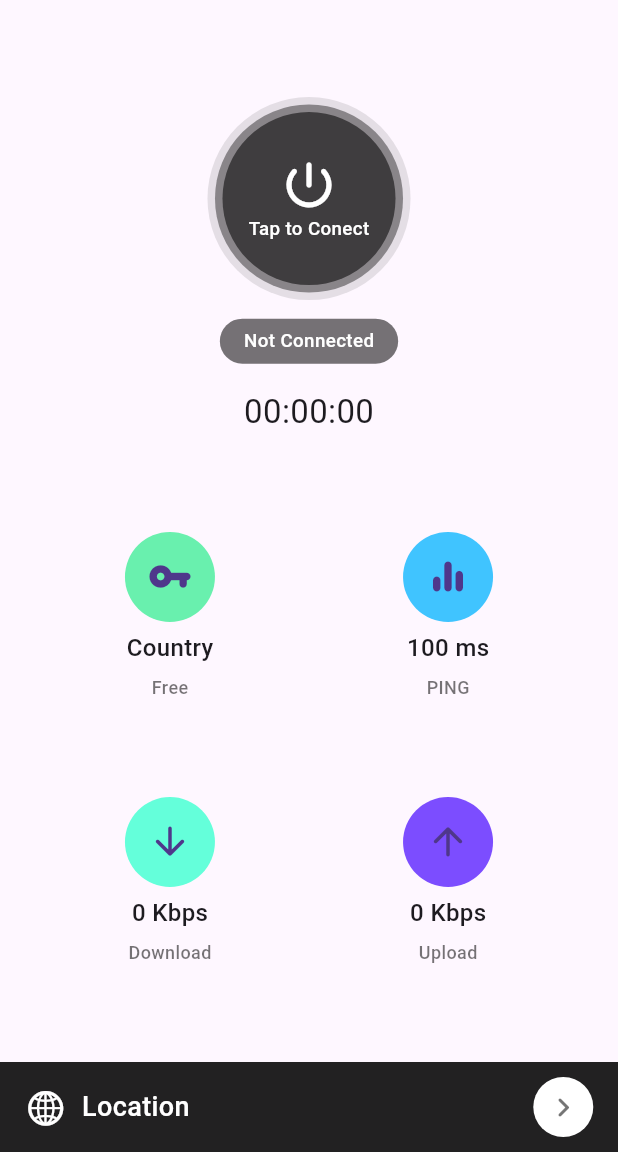
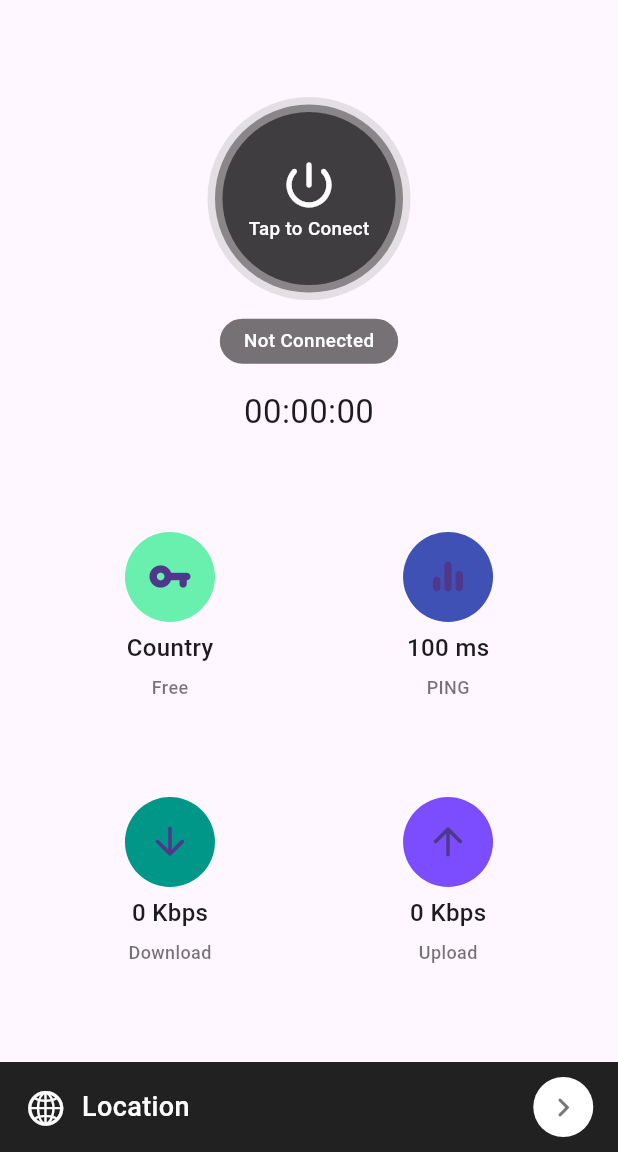
Before and after one commit to MuhammadAhmadSaaim/DASH-VPN-FLUTTER, a Flutter app: the screen it shows after launch, on a phone screen of 412 x 824 dp, the part 84-1236 px from its top. Run offline on Flutter 3.47's test engine with Material 3 defaults, Android fonts, the light colour scheme and no system bars; our stand-ins replace csv, get, hive, hive_flutter, lottie; accounts and stored records are empty.

Commit message:
Add themes

```diff
--- a/lib/helpers/pref.dart
+++ b/lib/helpers/pref.dart
@@ -10,6 +10,10 @@ class Pref {
     await Hive.initFlutter();
     _box = await Hive.openBox('data');
   }
+
+  static bool get isDarkMode => _box.get('isDarkMode')??false;
+  static set isDarkMode(bool v) => _box.put('isDarkMode', v);
+
 
   static Vpn get vpn => Vpn.fromJson(jsonDecode(_box.get('vpn') ?? '{}'));
 
--- a/lib/main.dart
+++ b/lib/main.dart
@@ -1,5 +1,7 @@
 import 'package:flutter/material.dart';
 import 'package:flutter/services.dart';
+import 'package:get/get.dart';
+import 'package:get/get_core/src/get_main.dart';
 import 'package:get/get_navigation/src/root/get_material_app.dart';
 import 'package:vpn_basic_project/screens/splash_screen.dart';
 
@@ -29,9 +31,19 @@ class MyApp extends StatelessWidget {
       theme: ThemeData(
         appBarTheme: AppBarTheme(centerTitle: true,elevation: 3)
       ),
+      themeMode: Pref.isDarkMode? ThemeMode.dark:ThemeMode.light,
+      darkTheme: ThemeData(
+        brightness: Brightness.dark,
+          appBarTheme: AppBarTheme(centerTitle: true,elevation: 3)
+      ),
       title: 'DASH',
       home: SplashScreen(),
       debugShowCheckedModeBanner: false,
     );
   }
 }
+
+extension AppTheme on ThemeData{
+  Color get lightText => Pref.isDarkMode? Colors.white: Colors.black54;
+  Color get bottomNav => Pref.isDarkMode? Colors.white12: Colors.black87;
+}
--- a/lib/screens/home_screen.dart
+++ b/lib/screens/home_screen.dart
@@ -5,6 +5,7 @@ import 'package:vpn_basic_project/screens/location_screen.dart';
 import 'package:vpn_basic_project/widgets/count_down_timer.dart';
 import 'package:vpn_basic_project/widgets/home_card.dart';
 import '../controllers/home_controller.dart';
+import '../helpers/pref.dart';
 import '../main.dart';
 import '../models/vpn_status.dart';
 import '../services/vpn_engine.dart';
@@ -31,7 +32,10 @@ class HomeScreen extends StatelessWidget {
         ),
         actions: [
           IconButton(
-              onPressed: () {},
+              onPressed: () {
+                Get.changeThemeMode(Get.isDarkMode? ThemeMode.light: ThemeMode.dark);
+                Pref.isDarkMode=!Pref.isDarkMode;
+              },
               icon: Icon(
                 Icons.brightness_medium_rounded,
                 size: 28,
@@ -44,7 +48,7 @@ class HomeScreen extends StatelessWidget {
               )),
         ],
       ),
-      bottomNavigationBar: changeLocation(),
+      bottomNavigationBar: changeLocation(context),
       body: Column(mainAxisAlignment: MainAxisAlignment.spaceEvenly, children: [
         Obx(() => vpnButton()),
         Obx(
@@ -78,7 +82,7 @@ class HomeScreen extends StatelessWidget {
                       size: 30,
                     ),
                     radius: 30,
-                    backgroundColor: Colors.lightBlueAccent,
+                    backgroundColor: Colors.indigo,
                   )),
             ],
           ),
@@ -98,7 +102,7 @@ class HomeScreen extends StatelessWidget {
                       size: 30,
                     ),
                     radius: 30,
-                    backgroundColor: Colors.tealAccent,
+                    backgroundColor: Colors.teal,
                   )),
               HomeCard(
                   title: "${snapshot.data?.byteOut ?? "0 Kbps"}",
@@ -186,14 +190,14 @@ class HomeScreen extends StatelessWidget {
         ],
       );
 
-  Widget changeLocation() => SafeArea(
+  Widget changeLocation(BuildContext context) => SafeArea(
         child: Semantics(
           button: true,
           child: InkWell(
             onTap: () => Get.to(() => LocationScreen()),
             child: Container(
               padding: EdgeInsets.symmetric(horizontal: mq.width * .04),
-              color: Colors.black87,
+                color: Theme.of(context).bottomNav,
               height: 60,
               child: Row(
                 children: [
--- a/lib/widgets/home_card.dart
+++ b/lib/widgets/home_card.dart
@@ -17,7 +17,7 @@ class HomeCard extends StatelessWidget {
         children: [
             icon,SizedBox(height: 6,),Text(title,style: TextStyle(fontSize: 16, fontWeight: FontWeight.w500),),
           SizedBox(height: 6,),
-          Text(subtitle ,style: TextStyle(fontSize: 12, fontWeight: FontWeight.w500, color: Colors.black54),),
+          Text(subtitle ,style: TextStyle(fontSize: 12, fontWeight: FontWeight.w500, color: Theme.of(context).lightText),),
         ],
       ),
     );
--- a/lib/widgets/vpn_card.dart
+++ b/lib/widgets/vpn_card.dart
@@ -83,7 +83,7 @@ class VpnCard extends StatelessWidget {
                 style: TextStyle(
                     fontSize: 13,
                     fontWeight: FontWeight.w500,
-                    color: Colors.black54),
+                    color: Theme.of(context).lightText),
               ),
               SizedBox(
                 width: 4,
```
